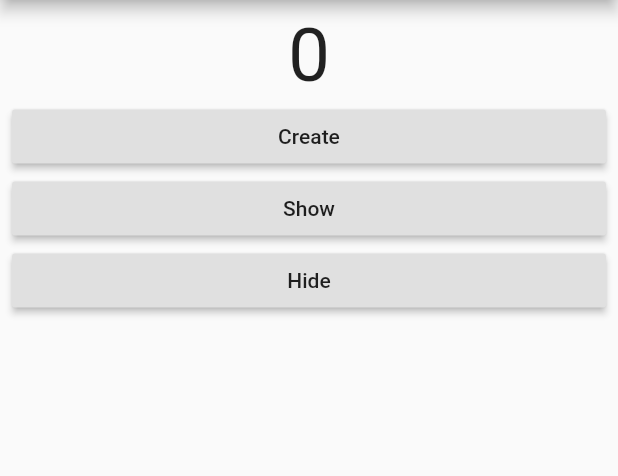
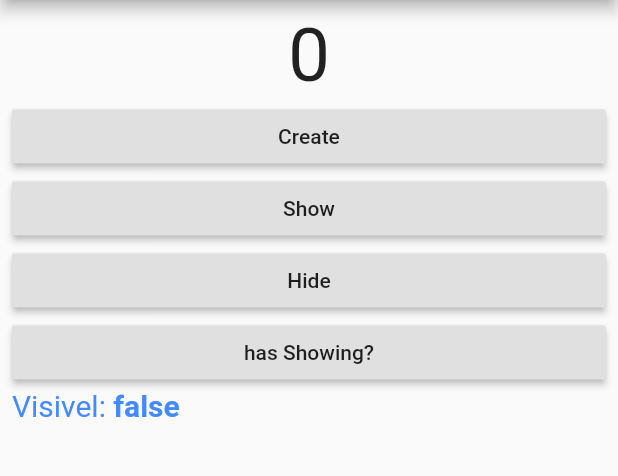
Before and after one commit to yvesas/floating_button-, a Flutter app: the screen it shows after launch, after a tap on "Hide", on a phone screen of 412 x 824 dp, the part 84-560 px from its top. Run offline on Flutter 3.47's test engine with Material 2 defaults, Android fonts, the phone set to English and light mode, and no system bars.

Commit message:
botão visivel

```diff
--- a/lib/main.dart
+++ b/lib/main.dart
@@ -30,6 +30,7 @@ class _HomeState extends State<Home> {
   static const plataform = const MethodChannel("floating_btn");
 
   int count = 0;
+  String isShowing = 'false';
 
   @override
   void initState() {
@@ -43,6 +44,7 @@ class _HomeState extends State<Home> {
             });
         }
     });
+
   }
 
   @override
@@ -65,14 +67,34 @@ class _HomeState extends State<Home> {
             RaisedButton(
               child: Text("Show"),
               onPressed: () {
-                plataform.invokeListMethod("show");
+                  plataform.invokeListMethod("show");
               },
             ),
             RaisedButton(
               child: Text("Hide"),
               onPressed: () {
-                plataform.invokeListMethod("hide");
+                plataform.invokeMethod("hide");
               },
+            ),
+            RaisedButton(
+              child: Text("has Showing?"),
+              onPressed: () {
+                plataform.invokeListMethod("showing").then((value){
+                    print(value);
+                    setState(() {
+                      isShowing = value as String;
+                    });
+                });
+              },
+            ),
+            RichText(
+              text: TextSpan(
+                text: 'Visivel: ',
+                style: TextStyle(fontSize:20, color: Colors.blueAccent),
+                children: <TextSpan>[
+                  TextSpan(text: "$isShowing", style: TextStyle(fontWeight: FontWeight.bold))
+                ],
+              ),
             )
           ],
         ),
```
Also changed, not shown: 1 other file.
